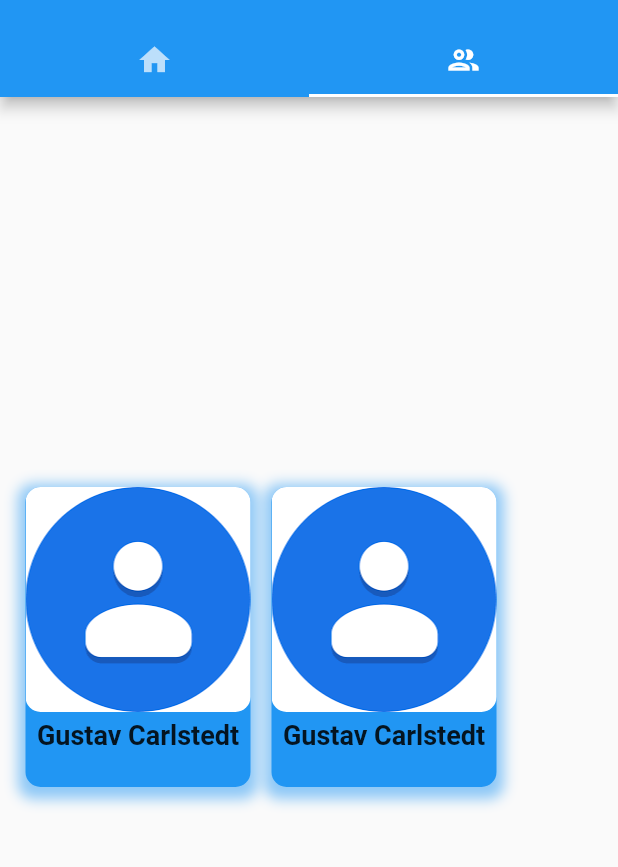
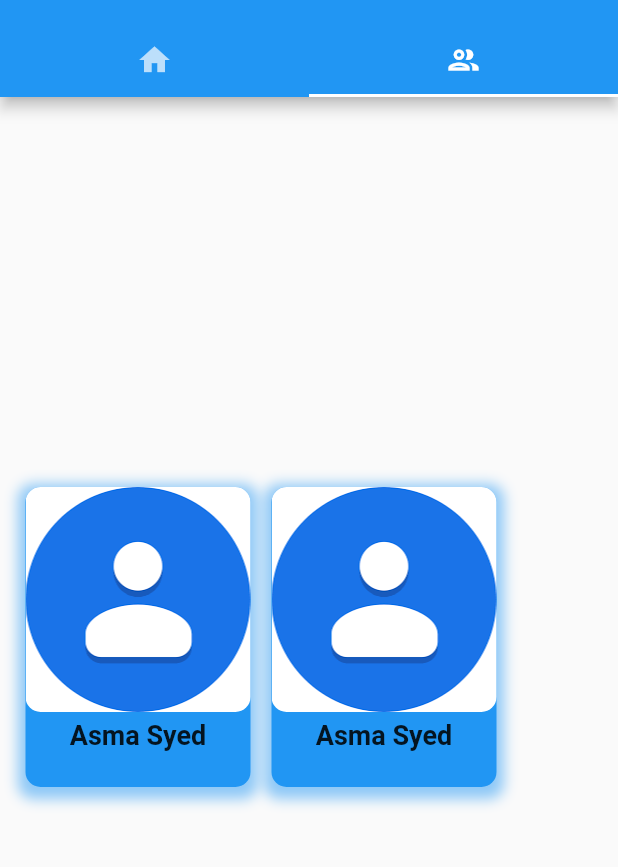
Before and after one commit to ConeCatLus/greetings, a Flutter app: the screen it shows after launch, tab 2 chosen, on a phone screen of 412 x 824 dp, the part 59-926 px from its top. Run offline on Flutter 3.47's test engine with Material 2 defaults, Android fonts, the light colour scheme and no system bars.

Commit message:
Up and running on new Mac

```diff
--- a/lib/widgets/ContactImageWidget.dart
+++ b/lib/widgets/ContactImageWidget.dart
@@ -19,7 +19,7 @@ class ContactImageWidget extends StatelessWidget {
 }
 
 Widget contact() {
-  const name = Text("Gustav Carlstedt",                       // Contact name
+  const name = Text("Asma Syed",                       // Contact name
                     style: TextStyle(fontWeight: FontWeight.bold, fontSize: 18)); // Contact name Styling
   AssetImage contact = AssetImage('images/contact.png');      // Contact image source
   ClipRRect image = ClipRRect(                                // Contact image is created
```
Also changed, not shown: pubspec.lock.
